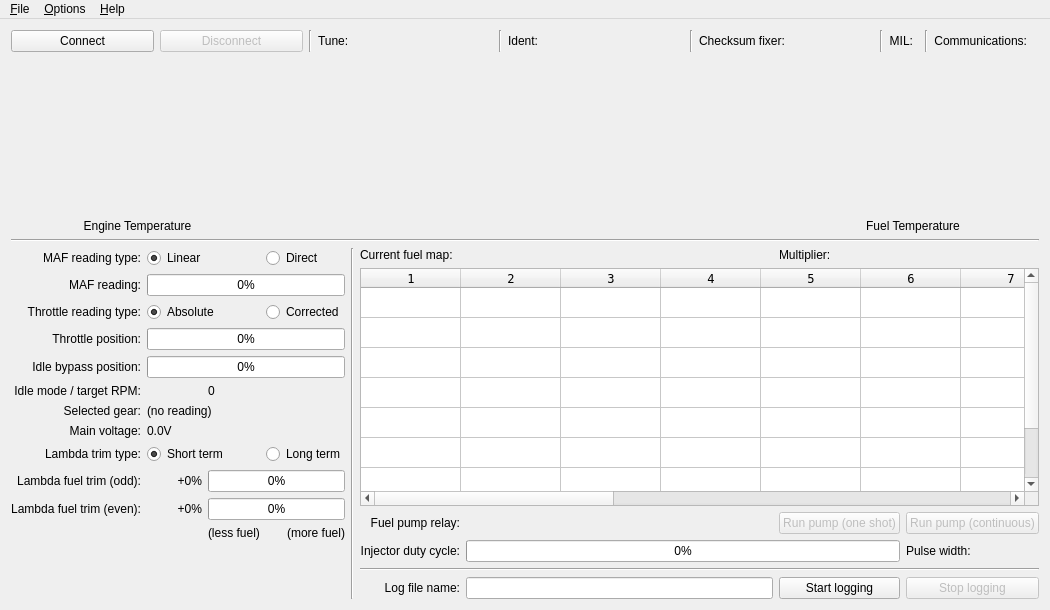
Qt form mainwindow.ui (colinbourassa/rovergauge) before a commit.
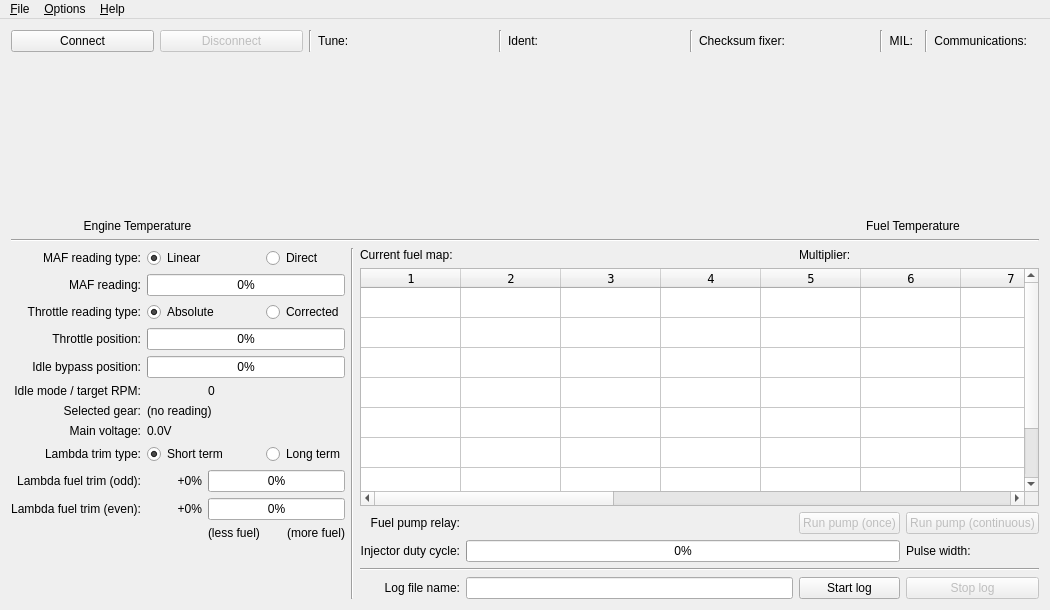
The same form after that commit. Custom widgets are drawn as their Qt base class.

Commit message: Adjust button labels

```diff
--- a/mainwindow.ui
+++ b/mainwindow.ui
@@ -592,7 +592,7 @@
           <item row="5" column="2">
            <widget class="QPushButton" name="m_startLoggingButton">
             <property name="text">
-             <string>Start logging</string>
+             <string>Start log</string>
             </property>
            </widget>
           </item>
@@ -602,7 +602,7 @@
              <bool>false</bool>
             </property>
             <property name="text">
-             <string>Run pump (one shot)</string>
+             <string>Run pump (once)</string>
             </property>
            </widget>
           </item>
@@ -612,7 +612,7 @@
              <bool>false</bool>
             </property>
             <property name="text">
-             <string>Stop logging</string>
+             <string>Stop log</string>
             </property>
            </widget>
           </item>
```
